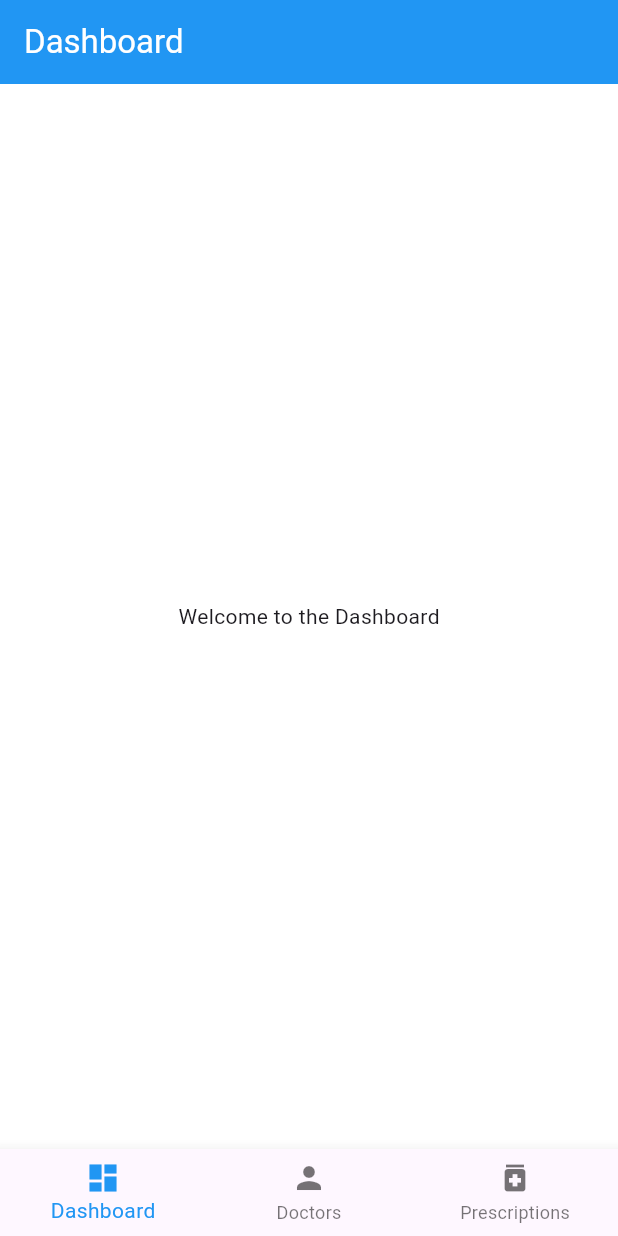
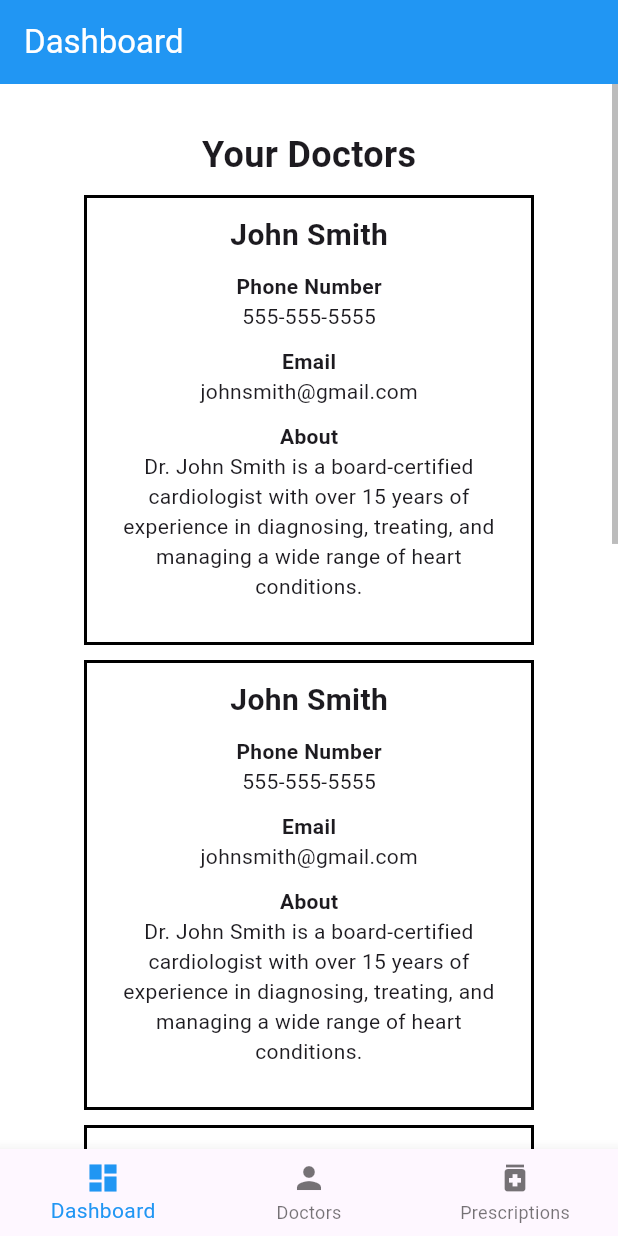
Before and after one commit to MadhavanNarkeeran/MobileDoc, a Flutter app: the screen it shows after launch, on a phone screen of 412 x 824 dp. Run offline on Flutter 3.47's test engine with Material 3 defaults, Android fonts, the phone set to English and light mode, and no system bars.

Commit message:
Setting up the styling of how a doctor information section should look like. Gave default information in the doctor information section. Placed in dashboard page with a vertical scrollbar

```diff
--- a/lib/views/dashboard/dashboard_page.dart
+++ b/lib/views/dashboard/dashboard_page.dart
@@ -1,4 +1,5 @@
 import 'package:flutter/material.dart';
+import 'doctor_information_template.dart';
 
 class DashboardPage extends StatelessWidget {
   const DashboardPage({super.key});
@@ -7,7 +8,62 @@ class DashboardPage extends StatelessWidget {
   Widget build(BuildContext context) {
     return Scaffold(
       appBar: AppBar(title: const Text('Dashboard')),
-      body: const Center(child: Text('Welcome to the Dashboard')),
+      body: Scrollbar(
+        thumbVisibility: true,
+        child: SingleChildScrollView(
+          child: Padding(
+            padding: EdgeInsets.all(30),
+            child: Center(
+              child: Column(
+                children: [
+                  const Text(
+                    "Your Doctors",
+                    style: TextStyle(
+                      fontSize: 24,
+                      fontWeight: FontWeight.bold
+                    )
+                  ),
+                  const SizedBox(height: 10),
+                  const DoctorInformationTemplate(
+                    name: "John Smith",
+                    phoneNumber: "555-555-5555",
+                    email: "johnsmith@gmail.com",
+                    about: "Dr. John Smith is a board-certified cardiologist with over 15 years of experience in diagnosing, treating, and managing a wide range of heart conditions."
+                  ),
+                  const SizedBox(height: 10),
+                  const DoctorInformationTemplate(
+                    name: "John Smith",
+                    phoneNumber: "555-555-5555",
+                    email: "johnsmith@gmail.com",
+                    about: "Dr. John Smith is a board-certified cardiologist with over 15 years of experience in diagnosing, treating, and managing a wide range of heart conditions."
+                  ),
+                  const SizedBox(height: 10),
+                  const DoctorInformationTemplate(
+                    name: "John Smith",
+                    phoneNumber: "555-555-5555",
+                    email: "johnsmith@gmail.com",
+                    about: "Dr. John Smith is a board-certified cardiologist with over 15 years of experience in diagnosing, treating, and managing a wide range of heart conditions."
+                  ),
+                  const SizedBox(height: 10),
+                  const DoctorInformationTemplate(
+                    name: "John Smith",
+                    phoneNumber: "555-555-5555",
+                    email: "johnsmith@gmail.com",
+                    about: "Dr. John Smith is a board-certified cardiologist with over 15 years of experience in diagnosing, treating, and managing a wide range of heart conditions."
+                  ),
+                  const SizedBox(height: 10),
+                  const DoctorInformationTemplate(
+                    name: "John Smith",
+                    phoneNumber: "555-555-5555",
+                    email: "johnsmith@gmail.com",
+                    about: "Dr. John Smith is a board-certified cardiologist with over 15 years of experience in diagnosing, treating, and managing a wide range of heart conditions."
+                  )
+                ]
+              )
+            )
+          )
+        )
+      )
     );
   }
 }
--- /dev/null
+++ b/lib/views/dashboard/doctor_information_template.dart
@@ -0,0 +1,69 @@
+import 'package:flutter/material.dart';
+
+class DoctorInformationTemplate extends StatelessWidget {
+  final String name;
+  final String phoneNumber;
+  final String email;
+  final String about;
+  const DoctorInformationTemplate({super.key, required this.name, required this.phoneNumber, required this.email, required this.about});
+
+  @override
+  Widget build(BuildContext context) {
+    return Container(
+      width: 300,
+      height: 300,
+      decoration: BoxDecoration(
+        border: Border.all(color: Colors.black, width: 2)
+      ),
+      child: Padding(
+        padding: EdgeInsets.all(10),
+        child: Column(
+          children: [
+            Text(
+              name,
+              style: const TextStyle(
+                fontSize: 20,
+                fontWeight: FontWeight.bold
+              )
+            ),
+            const SizedBox(height: 10),
+            Column(
+              crossAxisAlignment: CrossAxisAlignment.center,
+              children: [
+                const Text(
+                  "Phone Number",
+                  style: TextStyle(
+                    fontSize: 14,
+                    fontWeight: FontWeight.bold
+                  )
+                ),
+                Text(phoneNumber),
+                const SizedBox(height: 10),
+                const Text(
+                  "Email",
+                  style: TextStyle(
+                    fontSize: 14,
+                    fontWeight: FontWeight.bold
+                  )
+                ),
+                Text(email),
+                const SizedBox(height: 10),
+                const Text(
+                  "About",
+                  style: TextStyle(
+                    fontSize: 14,
+                    fontWeight: FontWeight.bold
+                  )
+                ),
+                Text(
+                  about,
+                  textAlign: TextAlign.center
+                )
+              ]
+            )
+          ]
+        )
+      )
+    );
+  }
+}
```
